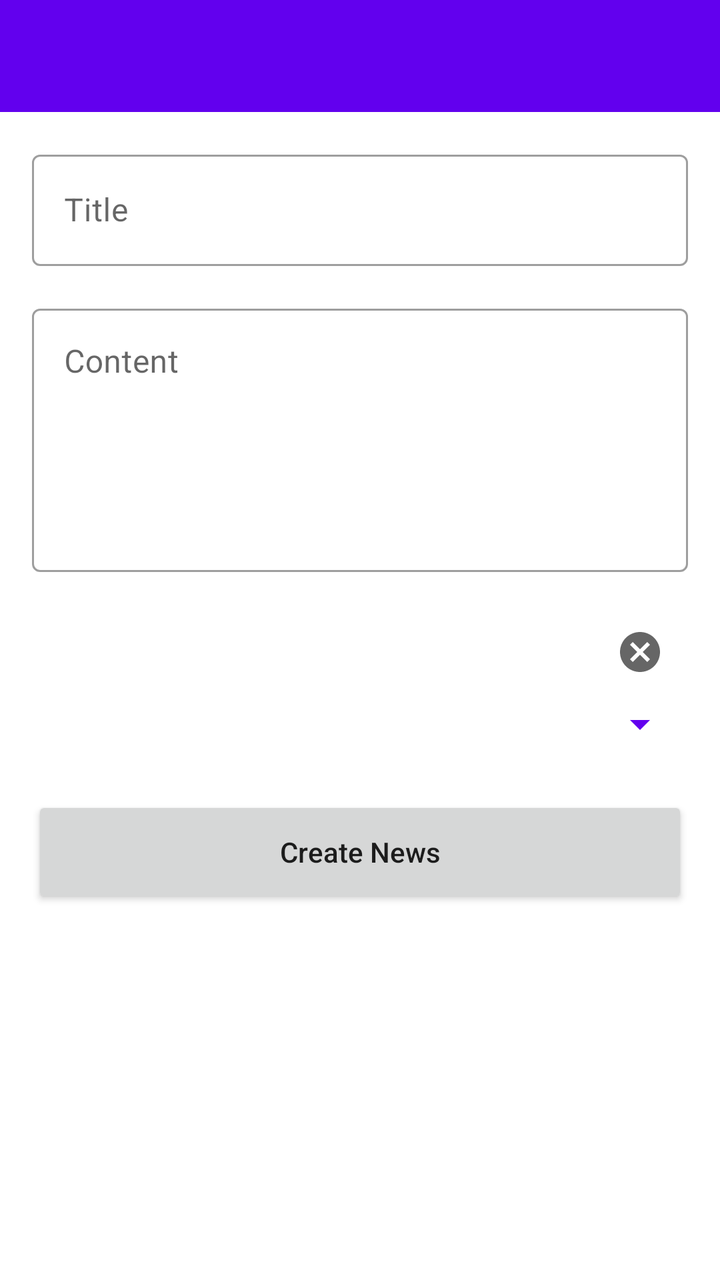
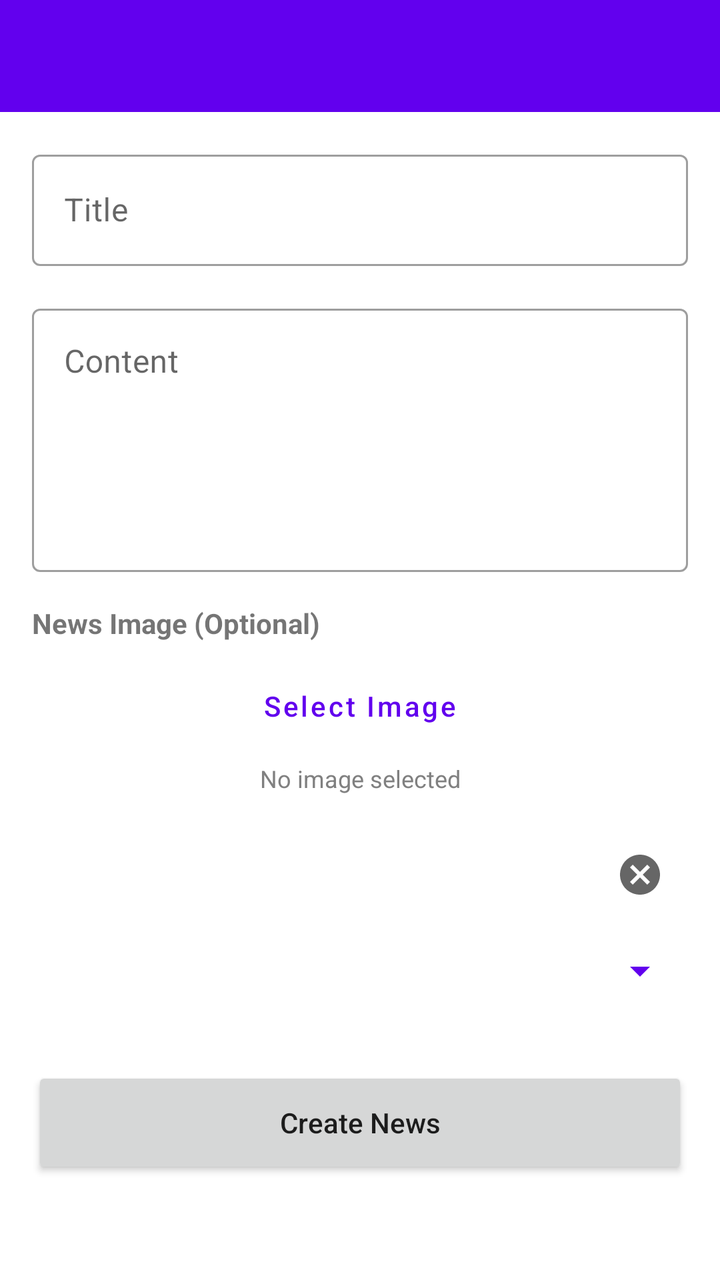

Screens rendered from an Android XML layout before and after an edit, with the pre-edit source and the edit as a unified diff.
<!-- AndroidManifest.xml: application theme Theme.Muzea -->
<!-- res/layout/activity_create_news.xml -->
<?xml version="1.0" encoding="utf-8"?>
<LinearLayout xmlns:android="http://schemas.android.com/apk/res/android"
    xmlns:app="http://schemas.android.com/apk/res-auto"
    android:layout_width="match_parent"
    android:layout_height="match_parent"
    android:orientation="vertical">

    <androidx.appcompat.widget.Toolbar
        android:id="@+id/toolbar"
        android:layout_width="match_parent"
        android:layout_height="?attr/actionBarSize"
        android:background="?attr/colorPrimary"
        android:theme="@style/ThemeOverlay.AppCompat.Dark.ActionBar"
        android:title="Create News" />

    <ScrollView
        android:layout_width="match_parent"
        android:layout_height="match_parent">

        <LinearLayout
            android:layout_width="match_parent"
            android:layout_height="wrap_content"
            android:orientation="vertical"
            android:padding="16dp">

            <com.google.android.material.textfield.TextInputLayout
                android:layout_width="match_parent"
                android:layout_height="wrap_content"
                android:hint="Title"
                style="@style/Widget.MaterialComponents.TextInputLayout.OutlinedBox">

                <com.google.android.material.textfield.TextInputEditText
                    android:id="@+id/etTitle"
                    android:layout_width="match_parent"
                    android:layout_height="wrap_content"
                    android:inputType="textCapSentences"
                    android:maxLines="2" />

            </com.google.android.material.textfield.TextInputLayout>

            <com.google.android.material.textfield.TextInputLayout
                android:layout_width="match_parent"
                android:layout_height="wrap_content"
                android:layout_marginTop="16dp"
                android:hint="Content"
                style="@style/Widget.MaterialComponents.TextInputLayout.OutlinedBox">

                <com.google.android.material.textfield.TextInputEditText
                    android:id="@+id/etContent"
                    android:layout_width="match_parent"
                    android:layout_height="wrap_content"
                    android:inputType="textMultiLine"
                    android:minLines="5"
                    android:gravity="top" />

            </com.google.android.material.textfield.TextInputLayout>

            <com.google.android.material.textfield.TextInputLayout
                android:layout_width="match_parent"
                android:layout_height="wrap_content"
                android:layout_marginTop="16dp"
                android:hint="Related Video (Optional)"
                style="@style/Widget.MaterialComponents.TextInputLayout.OutlinedBox"
                app:endIconMode="clear_text">

                <androidx.appcompat.widget.AppCompatSpinner
                    android:id="@+id/spinnerVideo"
                    android:layout_width="match_parent"
                    android:layout_height="wrap_content" />

            </com.google.android.material.textfield.TextInputLayout>

            <Button
                android:id="@+id/btnSubmit"
                android:layout_width="match_parent"
                android:layout_height="56dp"
                android:layout_marginTop="24dp"
                android:text="Create News"
                android:textAllCaps="false" />

            <TextView
                android:id="@+id/tvProgress"
                android:layout_width="match_parent"
                android:layout_height="wrap_content"
                android:layout_marginTop="12dp"
                android:gravity="center"
                android:text=""
                android:textSize="14sp" />

            <ProgressBar
                android:id="@+id/progressBar"
                android:layout_width="wrap_content"
                android:layout_height="wrap_content"
                android:layout_gravity="center"
                android:layout_marginTop="16dp"
                android:visibility="gone" />

        </LinearLayout>

    </ScrollView>

</LinearLayout>
<!-- resources referenced by this layout -->
<resources>
  <style name="Theme.Muzea" parent="Theme.MaterialComponents.DayNight.NoActionBar">
          <item name="colorPrimary">@color/purple_500</item>
          <item name="colorPrimaryVariant">@color/purple_700</item>
          <item name="colorOnPrimary">@color/white</item>
          <item name="colorSecondary">@color/teal_200</item>
          <item name="colorSecondaryVariant">@color/teal_700</item>
          <item name="colorOnSecondary">@color/black</item>
          <item name="android:statusBarColor">?attr/colorPrimaryVariant</item>
  
          
          <item name="materialButtonStyle">@style/Widget.MaterialComponents.Button</item>
          <item name="materialCardViewStyle">@style/Widget.MaterialComponents.CardView</item>
      </style>
  <color name="purple_500">#FF6200EE</color>
  <color name="purple_700">#FF3700B3</color>
  <color name="white">#FFFFFFFF</color>
  <color name="teal_200">#FF03DAC5</color>
  <color name="teal_700">#FF018786</color>
  <color name="black">#FF000000</color>
</resources>

<!-- the commit's change to res/layout/activity_create_news.xml (unified diff, before → after) -->
@@ -55,6 +55,52 @@
 
             </com.google.android.material.textfield.TextInputLayout>
 
+            
+            <TextView
+                android:layout_width="match_parent"
+                android:layout_height="wrap_content"
+                android:layout_marginTop="16dp"
+                android:text="News Image (Optional)"
+                android:textSize="14sp"
+                android:textStyle="bold" />
+
+            <androidx.cardview.widget.CardView
+                android:id="@+id/cardImagePreview"
+                android:layout_width="match_parent"
+                android:layout_height="150dp"
+                android:layout_marginTop="8dp"
+                app:cardCornerRadius="8dp"
+                app:cardElevation="2dp"
+                android:visibility="gone">
+
+                <ImageView
+                    android:id="@+id/ivImagePreview"
+                    android:layout_width="match_parent"
+                    android:layout_height="match_parent"
+                    android:scaleType="centerCrop" />
+
+            </androidx.cardview.widget.CardView>
+
+            <Button
+                android:id="@+id/btnSelectImage"
+                android:layout_width="match_parent"
+                android:layout_height="48dp"
+                android:layout_marginTop="8dp"
+                android:text="Select Image"
+                style="@style/Widget.MaterialComponents.Button.OutlinedButton"
+                android:textAllCaps="false" />
+
+            <TextView
+                android:id="@+id/tvImageFileName"
+                android:layout_width="match_parent"
+                android:layout_height="wrap_content"
+                android:layout_marginTop="4dp"
+                android:text="No image selected"
+                android:textSize="12sp"
+                android:gravity="center"
+                android:textColor="@color/gray" />
+
+            
             <com.google.android.material.textfield.TextInputLayout
                 android:layout_width="match_parent"
                 android:layout_height="wrap_content"
@@ -66,7 +112,8 @@
                 <androidx.appcompat.widget.AppCompatSpinner
                     android:id="@+id/spinnerVideo"
                     android:layout_width="match_parent"
-                    android:layout_height="wrap_content" />
+                    android:layout_height="wrap_content"
+                    android:minHeight="48dp" />
 
             </com.google.android.material.textfield.TextInputLayout>
 
<!-- resource entries referenced after the edit -->
@@ -1,5 +1,6 @@
 <!-- resources referenced by this layout -->
 <resources>
+  <color name="gray">#FF808080</color>
   <style name="Theme.Muzea" parent="Theme.MaterialComponents.DayNight.NoActionBar">
           <item name="colorPrimary">@color/purple_500</item>
           <item name="colorPrimaryVariant">@color/purple_700</item>
